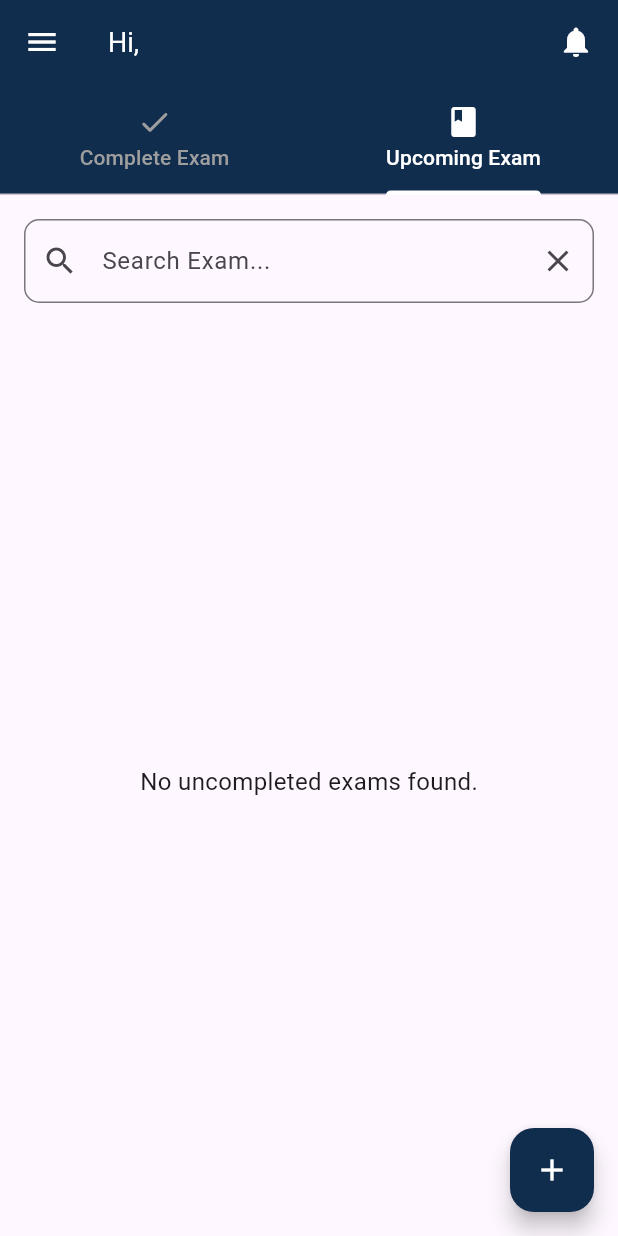
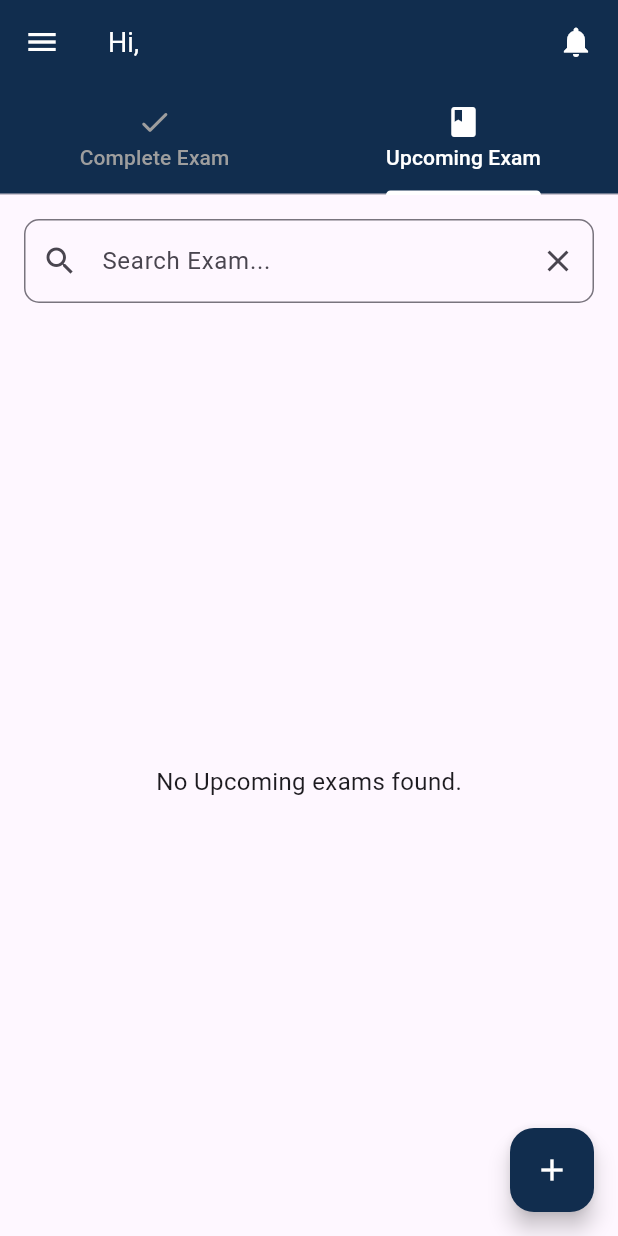
Before and after one commit to MohamedIsa/QuizApp, a Flutter app: the Adminhome screen opened by its route, tab 2 chosen, on a phone screen of 412 x 824 dp. Run offline on Flutter 3.47's test engine with Material 3 defaults, Android fonts, the phone set to English and light mode, and no system bars; our stand-ins replace cloud_firestore, firebase_auth, firebase_core, firebase_storage, flutter_spinkit, google_sign_in and 2 more; accounts and stored records are empty; generated files the repository leaves out were written again.

Commit message:
last commit

```diff
--- a/lib/pages/adminhome/widgets/addQuestion.dart
+++ b/lib/pages/adminhome/widgets/addQuestion.dart
@@ -278,7 +278,10 @@ class AddQuestionState extends State<AddQuestion> {
                   ),
                 ),
                 keyboardType: TextInputType.number,
-                inputFormatters: [FilteringTextInputFormatter.digitsOnly],
+                inputFormatters: [
+                  FilteringTextInputFormatter.digitsOnly,
+                  FilteringTextInputFormatter.allow(RegExp(r'[1-9][0-9]*')),
+                ],
                 validator: (value) => value == null || value.isEmpty
                     ? 'Grade cannot be empty'
                     : null,
--- a/lib/pages/adminhome/widgets/uncompleted_exam_page.dart
+++ b/lib/pages/adminhome/widgets/uncompleted_exam_page.dart
@@ -89,7 +89,7 @@ class _UncompletedExamPageState extends State<UncompletedExamPage> {
 
               if (!snapshot.hasData || snapshot.data!.docs.isEmpty) {
                 return const Center(
-                    child: Text('No uncompleted exams found.',
+                    child: Text('No Upcoming exams found.',
                         style: TextStyle(fontSize: 16)));
               }
 
@@ -106,7 +106,7 @@ class _UncompletedExamPageState extends State<UncompletedExamPage> {
 
               if (exams.isEmpty) {
                 return const Center(
-                    child: Text('No matching exams found.',
+                    child: Text('No Upcoming exams found.',
                         style: TextStyle(fontSize: 16)));
               }
 
--- a/lib/pages/studenthome/widgets/StudentExamWidget.dart
+++ b/lib/pages/studenthome/widgets/StudentExamWidget.dart
@@ -61,7 +61,7 @@ class StudentExamWidget extends StatelessWidget {
             ),
             const SizedBox(height: 8),
             Text(
-              'Duration: $duration',
+              'Duration: $duration minutes',
               style: TextStyle(color: Colors.grey[700]),
             ),
             const SizedBox(height: 8),
--- a/lib/pages/studenthome/widgets/examsview.dart
+++ b/lib/pages/studenthome/widgets/examsview.dart
@@ -46,7 +46,7 @@ class _StudentExamState extends State<StudentExam> {
         if (!snapshot.hasData || snapshot.data!.docs.isEmpty) {
           return const Center(
             child: Text(
-              'No uncompleted exams found.',
+              'No Exam is Available',
               style: TextStyle(fontSize: 16),
             ),
           );
@@ -63,7 +63,7 @@ class _StudentExamState extends State<StudentExam> {
         if (exams.isEmpty) {
           return const Center(
             child: Text(
-              'There are no upcoming exams.',
+              'No Exam is Available.',
               style: TextStyle(fontSize: 16),
             ),
           );
```
Also changed, not shown: lib/pages/adminhome/widgets/EditQuestion.dart (+11 -3 lines).
